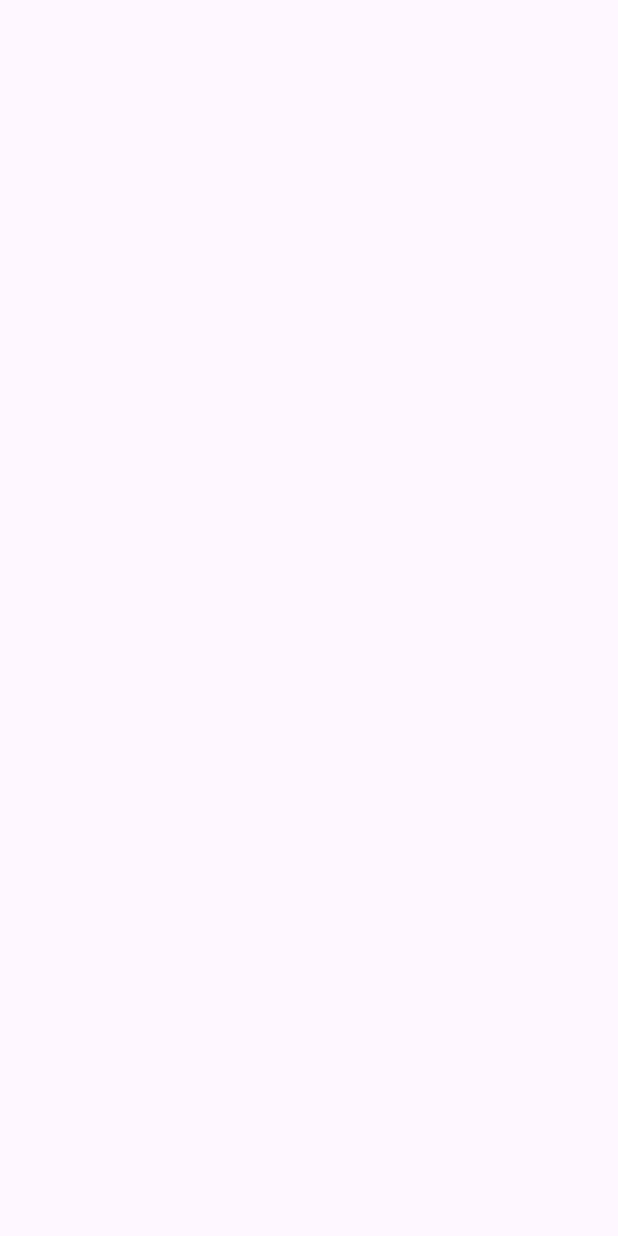
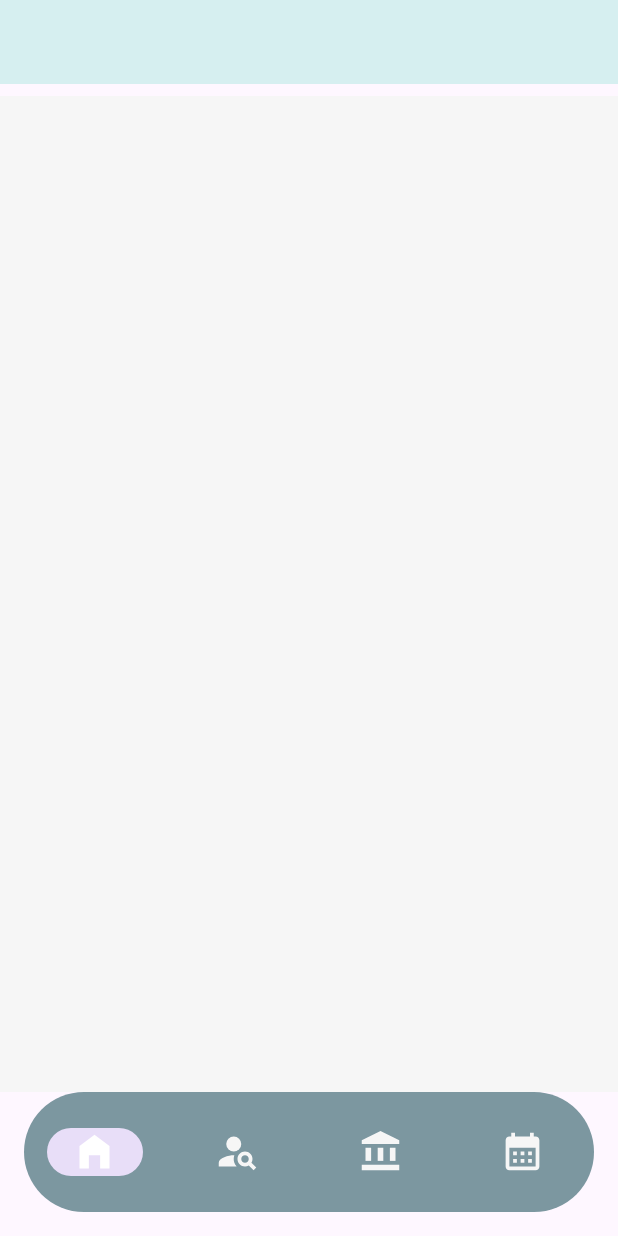
Before and after one commit to LujainBakh/coded_mobile_project, an Android app: the MapActivity screen opened directly, with no data from a screen before it, on a phone screen of 412 x 824 dp. Before the commit the screen is empty. Run offline under Robolectric (Android 15) with nearby library versions, the phone set to English and light mode, and no system bars; 1 statement that could not run was skipped.

Commit message:
don't mind me just adding some map stuff :)

```diff
--- a/app/src/main/java/com/example/coded_mobile_project/MainActivity.java
+++ b/app/src/main/java/com/example/coded_mobile_project/MainActivity.java
@@ -110,6 +110,10 @@ public class MainActivity extends AppCompatActivity implements NavigationView.On
             // Start SettingsActivity
             Intent intent = new Intent(this, GpaCalculator.class);
             startActivity(intent);
+        } else if (item.getItemId() == R.id.nav_map) {
+            // Start MapActivity
+            Intent intent = new Intent(this, MapActivity.class);
+            startActivity(intent);
         }
 
         drawerLayout.closeDrawer(GravityCompat.START); // Close the navigation drawer
--- a/app/src/main/res/layout/activity_map.xml
+++ b/app/src/main/res/layout/activity_map.xml
@@ -1,10 +1,68 @@
 <?xml version="1.0" encoding="utf-8"?>
-<androidx.constraintlayout.widget.ConstraintLayout xmlns:android="http://schemas.android.com/apk/res/android"
+<androidx.drawerlayout.widget.DrawerLayout
+    xmlns:android="http://schemas.android.com/apk/res/android"
     xmlns:app="http://schemas.android.com/apk/res-auto"
     xmlns:tools="http://schemas.android.com/tools"
-    android:id="@+id/main"
     android:layout_width="match_parent"
     android:layout_height="match_parent"
-    tools:context=".MapActivity">
+    android:id="@+id/drawer_layout"
+    android:fitsSystemWindows="true"
+    tools:context=".MapActivity"
+    tools:openDrawer="start">
 
-</androidx.constraintlayout.widget.ConstraintLayout>
+    <!-- Main Content -->
+    <androidx.constraintlayout.widget.ConstraintLayout
+        android:id="@+id/main_content"
+        android:layout_width="match_parent"
+        android:layout_height="match_parent">
+
+        <!-- Toolbar -->
+        <androidx.appcompat.widget.Toolbar
+            android:id="@+id/toolbar"
+            android:layout_width="match_parent"
+            android:layout_height="56dp"
+            android:background="@color/lightblue"
+            android:theme="@style/ThemeOverlay.AppCompat.Dark.ActionBar"
+            android:popupTheme="@style/ThemeOverlay.AppCompat.Light"
+            app:layout_constraintTop_toTopOf="parent" />
+
+        <!-- Fragment Container -->
+        <FrameLayout
+            android:id="@+id/fragment_container"
+            android:layout_width="match_parent"
+            android:layout_height="0dp"
+            android:layout_marginTop="8dp"
+            app:layout_constraintTop_toBottomOf="@id/toolbar"
+            app:layout_constraintBottom_toTopOf="@id/bottomNavigation"
+            android:background="@color/grey" />
+
+        <!-- Bottom Navigation -->
+        <com.google.android.material.bottomnavigation.BottomNavigationView
+            android:id="@+id/bottomNavigation"
+            android:layout_width="0dp"
+            android:layout_height="wrap_content"
+            android:layout_margin="16dp"
+            android:background="@drawable/bottom_background"
+            android:elevation="2dp"
+            app:layout_constraintBottom_toBottomOf="parent"
+            app:layout_constraintStart_toStartOf="parent"
+            app:layout_constraintEnd_toEndOf="parent"
+            app:itemIconSize="30dp"
+            app:itemIconTint="@drawable/item_selector"
+            app:labelVisibilityMode="unlabeled"
+            app:menu="@menu/bottom_menu" />
+    </androidx.constraintlayout.widget.ConstraintLayout>
+
+    <!-- Navigation Drawer -->
+    <com.google.android.material.navigation.NavigationView
+        android:id="@+id/nav_view"
+        android:layout_width="wrap_content"
+        android:layout_height="match_parent"
+        android:layout_gravity="start"
+        android:background="@color/white"
+        app:headerLayout="@layout/nav_header"
+        app:menu="@menu/nav_menu"
+        app:itemIconTint="@color/darkblue"
+        app:itemTextColor="@color/darkblue" />
+
+</androidx.drawerlayout.widget.DrawerLayout>
```
